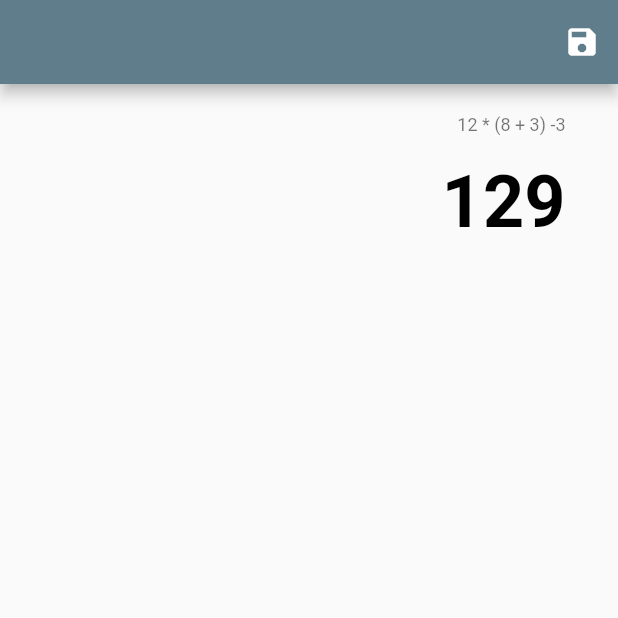
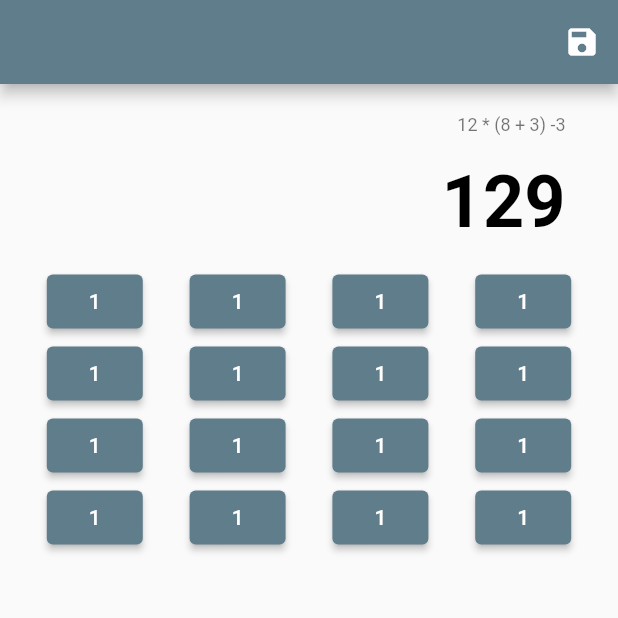
Before and after one commit to swan-benoit/flutter-calculate, a Flutter app: the screen it shows after launch, on a phone screen of 412 x 824 dp, the top half of it. Run offline on Flutter 3.47's test engine with Material 2 defaults, Android fonts, the light colour scheme and no system bars.

Commit message:
add keyboardRow widget

```diff
--- a/lib/calculator/calculator.dart
+++ b/lib/calculator/calculator.dart
@@ -1,5 +1,6 @@
 import 'package:flutter/material.dart';
-import 'widgets/CalculationDisplayer.dart';
+import 'widgets/keyboard.dart';
+import 'widgets/calculation-displayer.dart';
 
 
 class Calculator extends StatefulWidget {
@@ -23,6 +24,7 @@ class _Calculator extends State<Calculator> {
           padding:EdgeInsets.fromLTRB(35.0, 20, 35.0, 15),
           child: CalculationDisplayer(),
         )
+        , Keyboard()
       ],
     );
   }
--- /dev/null
+++ b/lib/calculator/widgets/keyboard-button.dart
@@ -0,0 +1,16 @@
+import 'package:flutter/material.dart';
+import 'package:flutter/widgets.dart';
+
+class KeyboardButton extends StatelessWidget {
+  const KeyboardButton({
+    Key? key,
+  }) : super(key: key);
+
+  @override
+  Widget build(BuildContext context) {
+    return ElevatedButton(onPressed: addToExpression, child: const Text('1'));
+  }
+
+  void addToExpression() {
+  }
+}
--- /dev/null
+++ b/lib/calculator/widgets/keyboard-row.dart
@@ -0,0 +1,23 @@
+import 'package:flutter/material.dart';
+import 'package:flutter/widgets.dart';
+import 'package:flutter_calculate/calculator/widgets/keyboard-button.dart';
+
+class KeyboardRow extends StatelessWidget {
+  List<Widget> children;
+
+  KeyboardRow({
+    Key? key,
+    required this.children
+  }) : super(key: key);
+
+  @override
+  Widget build(BuildContext context) {
+    return Row(
+      mainAxisAlignment: MainAxisAlignment.spaceEvenly,
+      children: children,
+    );
+  }
+
+  void addToExpression() {
+  }
+}
--- /dev/null
+++ b/lib/calculator/widgets/keyboard.dart
@@ -0,0 +1,53 @@
+import 'package:flutter/material.dart';
+import 'package:flutter/widgets.dart';
+import 'package:flutter_calculate/calculator/widgets/keyboard-button.dart';
+import 'package:flutter_calculate/calculator/widgets/keyboard-row.dart';
+
+class Keyboard extends StatelessWidget {
+  const Keyboard({
+    Key? key,
+  }) : super(key: key);
+
+  @override
+  Widget build(BuildContext context) {
+    return Column(
+      children: [
+        KeyboardRow(
+          children: const [
+            KeyboardButton(),
+            KeyboardButton(),
+            KeyboardButton(),
+            KeyboardButton()
+          ],
+        ),
+        KeyboardRow(
+          children: const [
+            KeyboardButton(),
+            KeyboardButton(),
+            KeyboardButton(),
+            KeyboardButton()
+          ],
+        ),
+        KeyboardRow(
+          children: const [
+            KeyboardButton(),
+            KeyboardButton(),
+            KeyboardButton(),
+            KeyboardButton()
+          ],
+        ),
+        KeyboardRow(
+          children: const [
+            KeyboardButton(),
+            KeyboardButton(),
+            KeyboardButton(),
+            KeyboardButton()
+          ],
+        ),
+        const SizedBox(
+          height: 16,
+        ),
+      ],
+    );
+  }
+}
```
Also changed, not shown: lib/calculator/widgets/calculation-displayer.dart (renamed from lib/calculator/widgets/CalculationDisplayer.dart).
